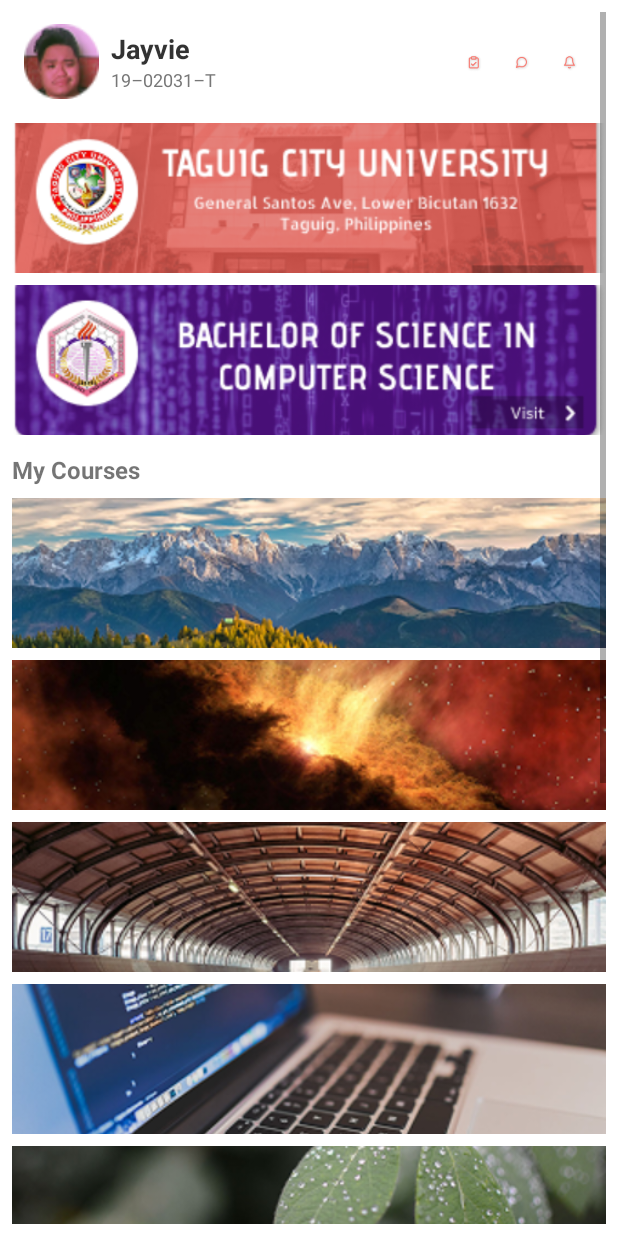
After one commit to pnquy/App, an Android app built with Jetpack Compose: the layout activity_home.xml on its own in the app's theme, with its tools: preview values and no code run, on a phone screen of 412 x 824 dp. The commit adds this screen. Run offline under Robolectric (Android 15) with nearby library versions, the phone set to English and light mode, and no system bars.

Commit message:
Nguyet update

```diff
--- /dev/null
+++ b/app/src/main/java/com/example/studentportalapp/HomeActivity.java
@@ -0,0 +1,13 @@
+package com.example.home;
+
+import android.os.Bundle;
+import androidx.appcompat.app.AppCompatActivity;
+
+public class MainActivity extends AppCompatActivity {
+
+    @Override
+    protected void onCreate(Bundle savedInstanceState) {
+        super.onCreate(savedInstanceState);
+        setContentView(R.layout.activity_home);
+    }
+}
--- /dev/null
+++ b/app/src/main/res/layout/activity_home.xml
@@ -0,0 +1,171 @@
+<?xml version="1.0" encoding="utf-8"?>
+<ScrollView xmlns:android="http://schemas.android.com/apk/res/android"
+    android:layout_width="match_parent"
+    android:layout_height="match_parent"
+    android:background="#FFF"
+    android:padding="8dp">
+
+    <LinearLayout
+        android:layout_width="match_parent"
+        android:layout_height="wrap_content"
+        android:orientation="vertical">
+
+        <!-- Header -->
+        <LinearLayout
+            android:layout_width="match_parent"
+            android:layout_height="wrap_content"
+            android:orientation="horizontal"
+            android:gravity="center_vertical"
+            android:padding="8dp">
+
+            <ImageView
+                android:id="@+id/avatar"
+                android:layout_width="50dp"
+                android:layout_height="50dp"
+                android:src="@drawable/ic_avatar"
+                android:layout_marginEnd="8dp"
+                android:contentDescription="@string/avatar" />
+
+            <LinearLayout
+                android:layout_width="0dp"
+                android:layout_height="wrap_content"
+                android:layout_weight="1"
+                android:orientation="vertical">
+
+                <TextView
+                    android:id="@+id/userName"
+                    android:layout_width="wrap_content"
+                    android:layout_height="wrap_content"
+                    android:text="@string/user_name"
+                    android:textSize="18sp"
+                    android:textStyle="bold"
+                    android:textColor="#333" />
+
+                <TextView
+                    android:id="@+id/userId"
+                    android:layout_width="wrap_content"
+                    android:layout_height="wrap_content"
+                    android:text="@string/user_id"
+                    android:textColor="#777"
+                    android:textSize="12sp" />
+            </LinearLayout>
+
+            <LinearLayout
+                android:layout_width="wrap_content"
+                android:layout_height="wrap_content"
+                android:orientation="horizontal">
+
+                <ImageView
+                    android:id="@+id/tickIcon"
+                    android:layout_width="24dp"
+                    android:layout_height="24dp"
+                    android:layout_margin="4dp"
+                    android:src="@drawable/ic_tick"
+                    android:contentDescription="@string/tick" />
+
+                <ImageView
+                    android:id="@+id/chatIcon"
+                    android:layout_width="24dp"
+                    android:layout_height="24dp"
+                    android:layout_margin="4dp"
+                    android:src="@drawable/ic_chat"
+                    android:contentDescription="@string/chat" />
+
+                <ImageView
+                    android:id="@+id/notificationIcon"
+                    android:layout_width="24dp"
+                    android:layout_height="24dp"
+                    android:layout_margin="4dp"
+                    android:src="@drawable/ic_notification"
+                    android:contentDescription="@string/notification" />
+            </LinearLayout>
+        </LinearLayout>
+
+        <!-- Banners -->
+        <ImageView
+            android:layout_width="match_parent"
+            android:layout_height="100dp"
+            android:src="@drawable/banner_tcu"
+            android:scaleType="centerCrop"
+            android:layout_marginTop="8dp" />
+
+        <ImageView
+            android:layout_width="match_parent"
+            android:layout_height="100dp"
+            android:src="@drawable/banner_cs"
+            android:scaleType="centerCrop"
+            android:layout_marginTop="8dp" />
+
+        <TextView
+            android:layout_width="wrap_content"
+            android:layout_height="wrap_content"
+            android:text="@string/my_courses"
+            android:textSize="16sp"
+            android:textStyle="bold"
+            android:layout_marginTop="12dp" />
+
+        <!-- Courses -->
+        <ImageView
+            android:layout_width="match_parent"
+            android:layout_height="100dp"
+            android:src="@drawable/course_programming"
+            android:layout_marginTop="8dp"
+            android:scaleType="centerCrop" />
+
+        <ImageView
+            android:layout_width="match_parent"
+            android:layout_height="100dp"
+            android:src="@drawable/course_sport"
+            android:layout_marginTop="8dp"
+            android:scaleType="centerCrop" />
+
+        <ImageView
+            android:layout_width="match_parent"
+            android:layout_height="100dp"
+            android:src="@drawable/course_os"
+            android:layout_marginTop="8dp"
+            android:scaleType="centerCrop" />
+
+        <ImageView
+            android:layout_width="match_parent"
+            android:layout_height="100dp"
+            android:src="@drawable/course_hci"
+            android:layout_marginTop="8dp"
+            android:scaleType="centerCrop" />
+
+        <ImageView
+            android:layout_width="match_parent"
+            android:layout_height="100dp"
+            android:src="@drawable/course_culture"
+            android:layout_marginTop="8dp"
+            android:scaleType="centerCrop" />
+
+        <ImageView
+            android:layout_width="match_parent"
+            android:layout_height="100dp"
+            android:src="@drawable/course_ethics"
+            android:layout_marginTop="8dp"
+            android:scaleType="centerCrop" />
+
+        <ImageView
+            android:layout_width="match_parent"
+            android:layout_height="100dp"
+            android:src="@drawable/course_science"
+            android:layout_marginTop="8dp"
+            android:scaleType="centerCrop" />
+
+        <ImageView
+            android:layout_width="match_parent"
+            android:layout_height="100dp"
+            android:src="@drawable/course_architecture"
+            android:layout_marginTop="8dp"
+            android:scaleType="centerCrop" />
+
+        <ImageView
+            android:layout_width="match_parent"
+            android:layout_height="100dp"
+            android:src="@drawable/course_logic"
+            android:layout_marginTop="8dp"
+            android:scaleType="centerCrop" />
+    </LinearLayout>
+</ScrollView>
--- a/app/src/main/res/values/strings.xml
+++ b/app/src/main/res/values/strings.xml
@@ -1,3 +1,31 @@
 <resources>
-    <string name="app_name">StudentPortalApp</string>
+    <string name="app_name">home</string>
+
+    <!-- Header -->
+    <string name="avatar">Avatar</string>
+    <string name="notification">Notification</string>
+    <string name="chat">Chat</string>
+    <string name="tick">Tick</string>
+
+    <!-- User info -->
+    <string name="user_name">Jayvie</string>
+    <string name="user_id">19–02031–T</string>
+
+    <!-- Section title -->
+    <string name="my_courses">My Courses</string>
+
+    <!-- Banners -->
+    <string name="banner_tcu">Taguig City University Banner</string>
+    <string name="banner_cs">Bachelor of Science in Computer Science Banner</string>
+
+    <!-- Course images -->
+    <string name="course_programming">Programming Language Course Image</string>
+    <string name="course_sport">PE / Sports Course Image</string>
+    <string name="course_os">Operating System Course Image</string>
+    <string name="course_hci">Human Computer Interaction Course Image</string>
+    <string name="course_culture">Philippine Popular Culture Course Image</string>
+    <string name="course_ethics">Ethics and Logic Course Image</string>
+    <string name="course_science">Science, Technology, and Society Course Image</string>
+    <string name="course_architecture">Architecture and Organization Course Image</string>
+    <string name="course_logic">Logic Design Course Image</string>
 </resources>
```
Also changed, not shown: app/src/main/res/drawable/banner_cs.png (added), app/src/main/res/drawable/banner_tcu.png (added), app/src/main/res/drawable/course_architecture.png (added), app/src/main/res/drawable/course_culture.png (added), app/src/main/res/drawable/course_ethics.png (added), app/src/main/res/drawable/course_hci.png (added), app/src/main/res/drawable/course_logic.png (added), app/src/main/res/drawable/course_os.png (added), app/src/main/res/drawable/course_programming.png (added), app/src/main/res/drawable/course_science.png (added), app/src/main/res/drawable/course_sport.png (added), app/src/main/res/drawable/ic_avatar.png (added), app/src/main/res/drawable/ic_chat.png (added), app/src/main/res/drawable/ic_notification.png (added), 1 more files.
